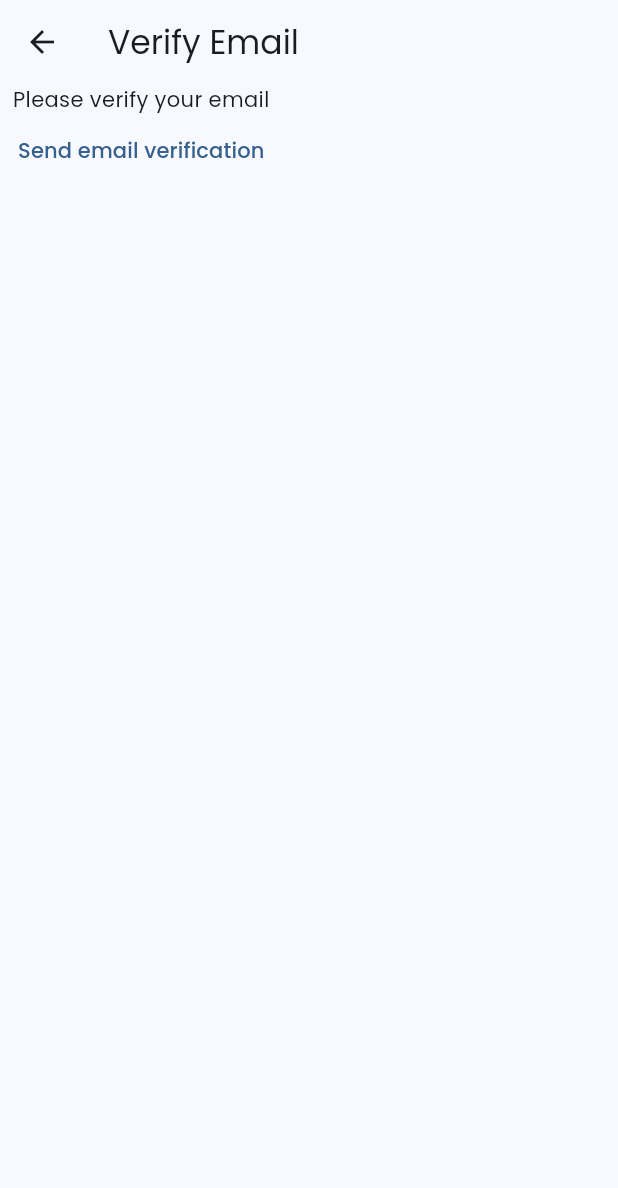
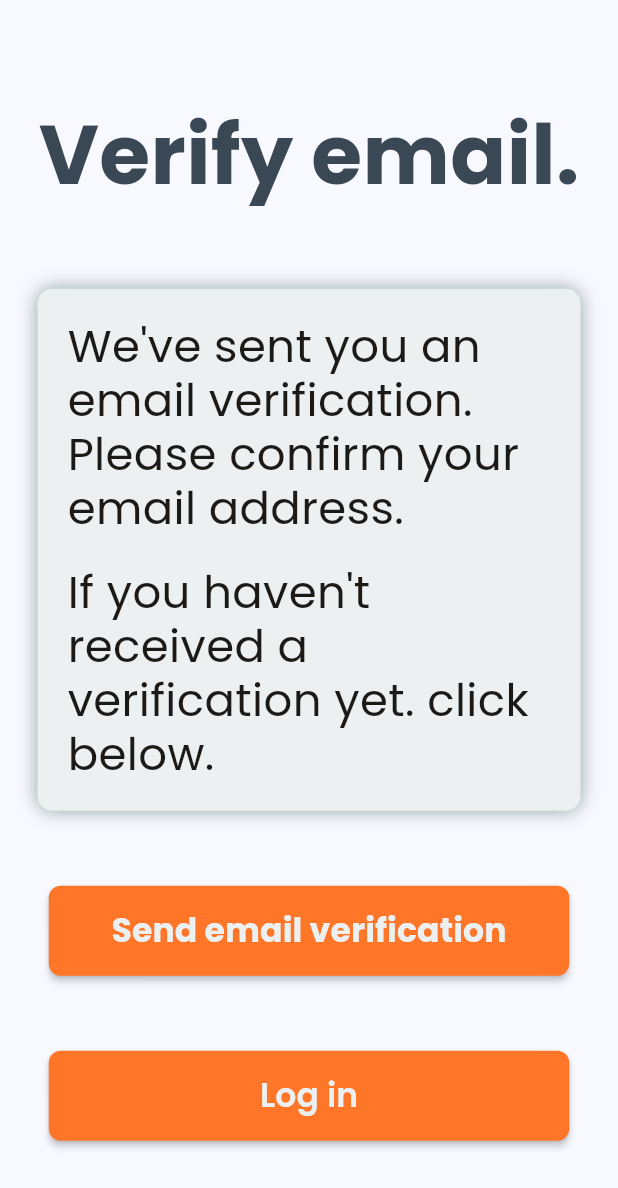
Before and after one commit to yaksh1/Hamara-Sehyog, a Flutter app: the VerifyEmailView screen opened directly, on a phone screen of 412 x 824 dp. Shown: the top 1188 px of the screen. Run offline on Flutter 3.47's test engine with Material 2 defaults, Android fonts, the light colour scheme and no system bars; our stand-ins replace firebase_auth, firebase_core, google_fonts, logger; accounts and stored records are empty.

Commit message:
organized autherozation and verify email view

```diff
--- a/lib/components/small_text.dart
+++ b/lib/components/small_text.dart
@@ -2,6 +2,7 @@
 
 import 'package:flutter/material.dart';
 import 'package:google_fonts/google_fonts.dart';
+import 'package:hamarasehyog/utils/colors.dart';
 
 class SmallText extends StatelessWidget {
   Color? color;
@@ -10,7 +11,7 @@ class SmallText extends StatelessWidget {
   double height;
   SmallText(
       {super.key,
-      this.color = const Color(0xFFccc7c5),
+      this.color = AppColors.darkGrey,
       required this.text,
       this.size = 12,
       this.height = 1.2});
--- a/lib/components/square_tile.dart
+++ b/lib/components/square_tile.dart
@@ -2,13 +2,14 @@ import 'package:flutter/material.dart';
 
 class SquareTile extends StatelessWidget {
   final String imagePath;
-  const SquareTile({super.key, required this.imagePath});
+  final double? height;
+  const SquareTile({super.key, required this.imagePath, this.height = 60});
 
   @override
   Widget build(BuildContext context) {
     return Container(
       // padding: EdgeInsets.all(15),
-      height: 60,
+      height: height,
       child: Image.asset(imagePath),
     );
   }
--- a/lib/constants/routes.dart
+++ b/lib/constants/routes.dart
@@ -1,2 +1,4 @@
 const loginRoute = '/login/';
 const signupRoute = '/signup/';
+const detailsRoute = '/details/';
+const verifyEmailRoute = '/verifyemail/';
--- a/lib/views/verify_email_view.dart
+++ b/lib/views/verify_email_view.dart
@@ -1,5 +1,12 @@
+// ignore_for_file: avoid_unnecessary_containers, prefer_const_constructors, prefer_const_literals_to_create_immutables
+
 import 'package:firebase_auth/firebase_auth.dart';
 import 'package:flutter/material.dart';
+import 'package:google_fonts/google_fonts.dart';
+import 'package:hamarasehyog/components/big_tex.dart';
+import 'package:hamarasehyog/components/small_text.dart';
+import 'package:hamarasehyog/constants/routes.dart';
+import 'package:hamarasehyog/utils/colors.dart';
 
 class VerifyEmailView extends StatefulWidget {
   const VerifyEmailView({super.key});
@@ -12,19 +19,97 @@ class _VerifyEmailViewState extends State<VerifyEmailView> {
   @override
   Widget build(BuildContext context) {
     return Scaffold(
-      appBar: AppBar(
-        title: const Text('Verify Email'),
+
+      body: SafeArea(
+        child: Center(
+          child: SingleChildScrollView(
+            physics: BouncingScrollPhysics(),
+            child: Column(
+              children: [
+                // title
+                const BigText(text: "Verify email.", color: AppColors.darkGrey, size: 55),
+
+                // white spaces
+                const SizedBox(height: 50,),
+
+                //texts
+                Padding(
+                  padding: const EdgeInsets.symmetric(horizontal:25.0),
+                  child: Container(
+                    padding: EdgeInsets.all(20),
+                    decoration: BoxDecoration(
+                      color: AppColors.grey,
+                      boxShadow: [BoxShadow(blurRadius: 10,color: AppColors.slateGrey),],
+                      borderRadius: BorderRadius.circular(10)
                     ),
-      body: Column(
-        children: [
-          const Text("Please verify your email"),
-          TextButton(
+                    child:Center(
+                      child: Column(
+                        children:  [
+                          SmallText(text: "We've sent you an email verification. Please confirm your email address.",size: 30,color: AppColors.primaryBlack,),
+                          SizedBox(height: 20,),
+                          SmallText(text: "If you haven't received a verification yet. click below.",size:30,color: AppColors.primaryBlack,),
+                        ],
+                      ),
+                    ),
+                  ),
+                ),
+
+                //white spaces
+                const SizedBox(height: 50,),
+
+                // verification button
+                  MaterialButton(
                     onPressed: () async {
                       final user = FirebaseAuth.instance.currentUser;
                       await user?.sendEmailVerification();
                     },
-              child: const Text("Send email verification")),
+                    //* styles of button
+                    textColor: AppColors.grey,
+                    color: AppColors.mainColor,
+                    shape: RoundedRectangleBorder(
+                        borderRadius: BorderRadius.circular(8.0)),
+                    height: 60,
+                    minWidth: 347,
+                    child: Text(
+                      "Send email verification",
+                      style:GoogleFonts.poppins(textStyle:  TextStyle(
+                            fontFamily: 'Poppins',
+                            fontWeight: FontWeight.bold,
+                            fontSize: 22
+                            ),
+                          ),
+                        ),
+                      ),
+
+                //white spaces
+                const SizedBox(
+                  height: 50,
+                ),
+
+                // back to sign up page
+                MaterialButton(
+                  onPressed: () async {
+                    await FirebaseAuth.instance.signOut();
+                    Navigator.of(context)
+                        .pushNamedAndRemoveUntil(loginRoute, (route) => false);
+                  },
+                                      //* styles of button
+                  textColor: AppColors.grey,
+                  color: AppColors.mainColor,
+                  shape: RoundedRectangleBorder(
+                      borderRadius: BorderRadius.circular(8.0)),
+                  height: 60,
+                  minWidth: 347,
+                  child:  Text("Log in",
+                      style: GoogleFonts.poppins(textStyle:  TextStyle(
+                          // fontFamily: 'Poppins',
+                          fontWeight: FontWeight.w600,
+                          fontSize: 22)),),
+                )
               ],
+            ),
+          ),
+        ),
       ),
     );
   }
```
Also changed, not shown: lib/components/button.dart (deleted, +0 -10 lines), lib/components/error_dialog.dart (added, +26 -0 lines), lib/main.dart (+5 -5 lines), lib/services/auth/firebase_auth_provider.dart (added, +69 -0 lines), lib/views/detail_view.dart (added, +77 -0 lines), lib/views/log_in.dart (+64 -36 lines), lib/views/sign_up.dart (+33 -15 lines), pubspec.yaml (+7 -5 lines), lib/services/auth/auth_exceptions.dart (added), lib/services/auth/auth_provider.dart (added), lib/services/auth/auth_service.dart (added), lib/services/auth/auth_user.dart (added), pubspec.lock. Lines whose indentation alone changed are shown as unchanged.
